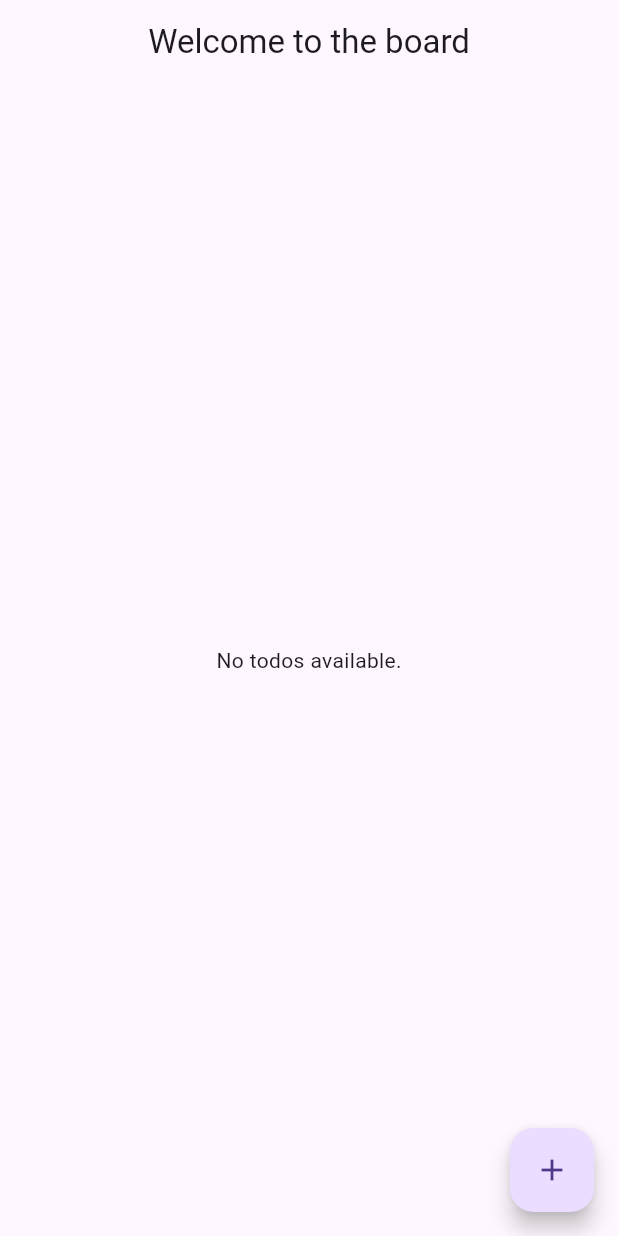
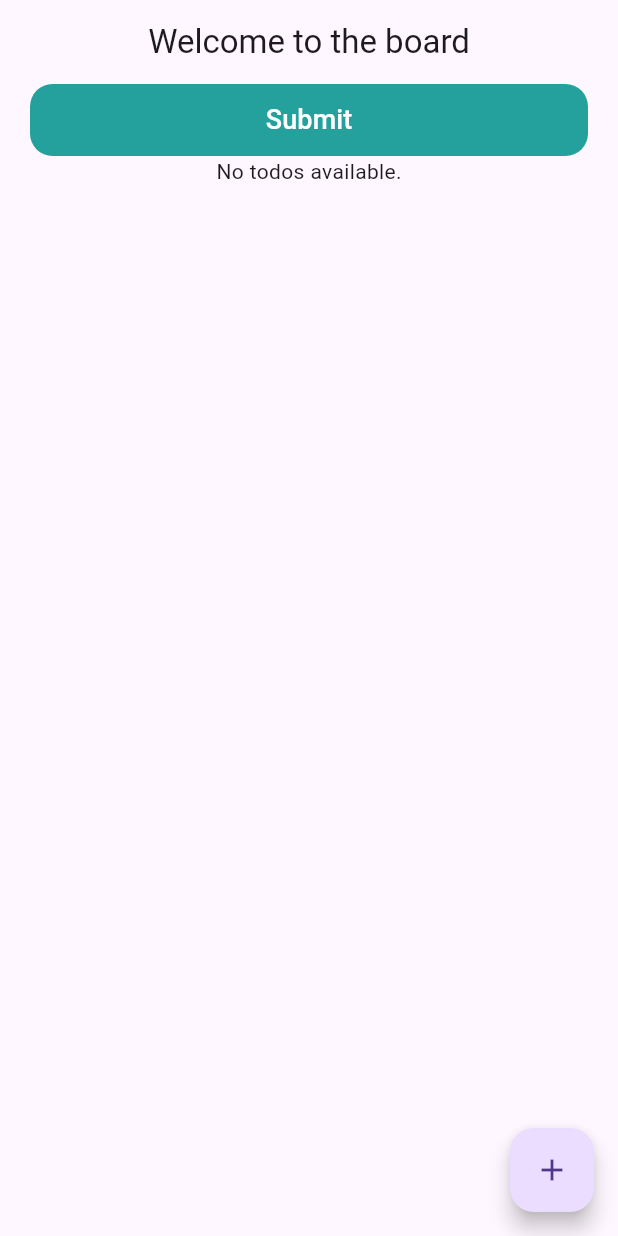
Before and after one commit to najmulmyself/YourCheckList---Bloc, a Flutter app: the screen it shows after launch, on a phone screen of 412 x 824 dp. Run offline on Flutter 3.47's test engine with Material 3 defaults, Android fonts, the phone set to English and light mode, and no system bars; our stand-ins replace bloc, flutter_bloc, flutter_screenutil, syncfusion_flutter_datepicker.

Commit message:
refactored ui

```diff
--- a/lib/TodoPage.dart
+++ b/lib/TodoPage.dart
@@ -1,13 +1,18 @@
 import 'package:flutter/material.dart';
 import 'package:flutter_bloc/flutter_bloc.dart';
+import 'package:todo/const/colors.dart';
 import 'package:todo/cubit/todos_cubit.dart';
 import 'package:todo/widgets/addTaskModal.dart';
+import 'package:todo/widgets/common_widgets/primaryBtn.dart';
 import 'package:todo/widgets/editTaskModal.dart';
 
 import 'widgets/common_widgets/appbar.dart';
 
 class TodoPage extends StatelessWidget {
-  const TodoPage({super.key});
+  TodoPage({super.key});
+
+  final GlobalKey<FormState> _formKey = GlobalKey<FormState>();
+  final TextEditingController _taskTitle = TextEditingController();
 
   @override
   Widget build(BuildContext context) {
@@ -41,8 +46,24 @@ class TodoPage extends StatelessWidget {
                   );
                 });
           } else {
-            return const Center(
-              child: Text('No todos available.'),
+            return Column(
+              children: [
+                PrimaryBtn(
+                  text: "Submit",
+                  onPressed: () {
+                    // if (_formKey.currentState!.validate()) {
+                    //   // Validation passed, add the task
+                    //   BlocProvider.of<TodosCubit>(context)
+                    //       .addTask(_taskTitle.text);
+                    //   Navigator.pop(context);
+                    //   // _taskTitle.clear();
+                    // }
+                  },
+                ),
+                const Center(
+                  child: Text('No todos available.'),
+                ),
+              ],
             );
           }
         },
--- /dev/null
+++ b/lib/const/colors.dart
@@ -0,0 +1,5 @@
+import 'package:flutter/material.dart';
+
+const primaryColor = Color(0xfff24a19c);
+const colorBlack = Color(0xFF000000);
+const colorGrey = Color.fromARGB(255, 155, 151, 151);
--- /dev/null
+++ b/lib/widgets/common_widgets/primaryBtn.dart
@@ -0,0 +1,53 @@
+import 'package:flutter/material.dart';
+import 'package:todo/const/colors.dart';
+
+class PrimaryBtn extends StatelessWidget {
+  const PrimaryBtn({
+    @required this.text,
+    @required this.onPressed,
+    this.btnColor,
+    this.radius,
+    this.iconData,
+    super.key,
+  });
+
+  final IconData? iconData;
+  final Function()? onPressed;
+  final String? text;
+  final Color? btnColor;
+  final double? radius;
+
+  @override
+  Widget build(BuildContext context) {
+    return Container(
+      margin: const EdgeInsets.symmetric(horizontal: 20),
+      width: double.infinity,
+      // padding: const EdgeInsets.symmetric(horizontal: 18),
+      decoration: BoxDecoration(
+        borderRadius: BorderRadius.all(Radius.circular(radius ?? 15)),
+        color: btnColor ?? primaryColor,
+      ),
+      child: TextButton(
+        onPressed: onPressed,
+        child: Row(
+          mainAxisAlignment: MainAxisAlignment.center,
+          children: [
+            if (iconData != null) ...[
+              Icon(
+                iconData,
+                color: Colors.white,
+              ),
+              const SizedBox(
+                width: 15,
+              ),
+            ],
+            Text(
+              text!,
+              style: const TextStyle(color: Colors.white, fontSize: 18),
+            ),
+          ],
+        ),
+      ),
+    );
+  }
+}
```
Also changed, not shown: lib/const/spacer.dart (added, +42 -0 lines), lib/widgets/addTaskModal.dart (+107 -11 lines).
